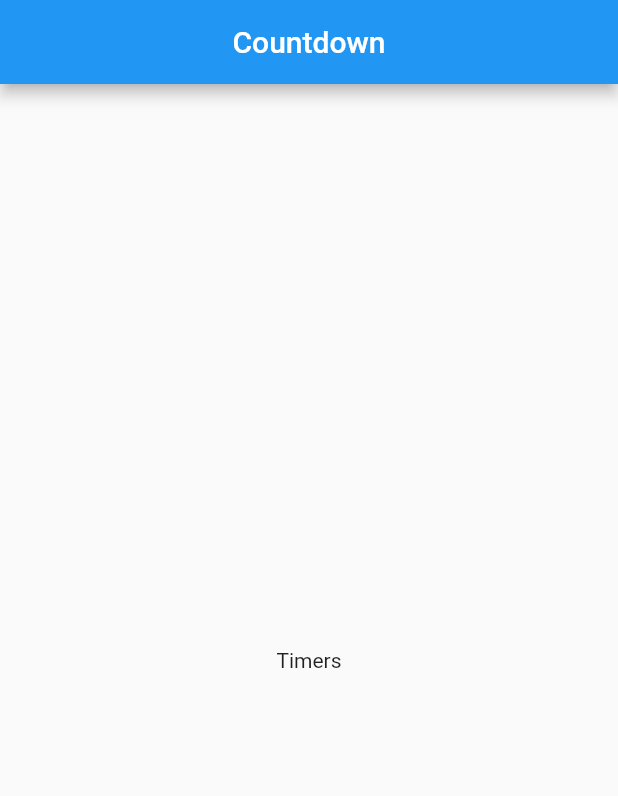
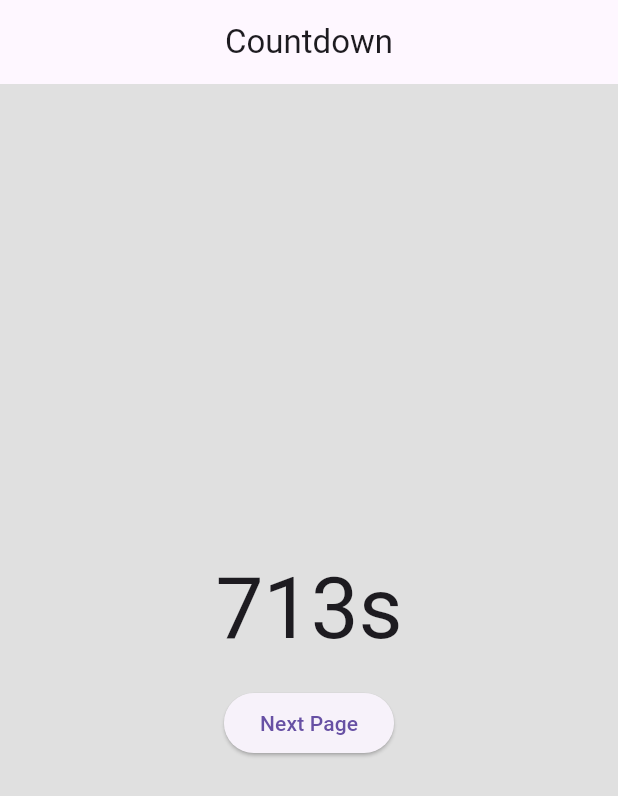
Before and after one commit to Richmond-Nunoo/Flutter-countdown-timer, a Flutter app: the screen it shows after launch, on a phone screen of 412 x 824 dp. Shown: the top 796 px of the screen. Run offline on Flutter 3.47's test engine with Material 2 defaults, Android fonts, the phone set to English and light mode, and no system bars.

Commit message:
countdown timer implemented

```diff
--- a/lib/main.dart
+++ b/lib/main.dart
@@ -11,11 +11,15 @@ class MyApp extends StatelessWidget {
   @override
   Widget build(BuildContext context) {
     return MaterialApp(
+      debugShowCheckedModeBanner: false,
       title: 'Countdown Timers',
       theme: ThemeData(
+        useMaterial3: true,
         primarySwatch: Colors.blue,
       ),
-      home: const HomePage(),
+      home: const HomePage(
+        duration: 720,
+      ),
     );
   }
 }
--- a/lib/view/home_page.dart
+++ b/lib/view/home_page.dart
@@ -1,18 +1,91 @@
+import 'dart:async';
+import 'package:countdown_timer/view/second_page.dart';
 import 'package:flutter/material.dart';
+import 'package:flutter/scheduler.dart';
 
+class HomePage extends StatefulWidget {
+  final int duration;
+  const HomePage({super.key, required this.duration});
 
-class HomePage extends StatelessWidget {
-  const HomePage({super.key});
+  @override
+  State<HomePage> createState() => _HomePageState();
+}
+
+class _HomePageState extends State<HomePage> with WidgetsBindingObserver {
+  late Timer _timer;
+  late int _remainingTime;
+
+  void _startTimer() {
+    _timer = Timer.periodic(const Duration(seconds: 1), (timer) {
+      if (_remainingTime > 0) {
+        setState(() {
+          _remainingTime--;
+        });
+      } else {
+        _stopTimer();
+      }
+    });
+  }
+
+  void _stopTimer() {
+    _timer.cancel();
+  }
+
+  @override
+  void didChangeAppLifecycleState(AppLifecycleState state) {
+    if (state == AppLifecycleState.paused) {
+      _stopTimer();
+    } else if (state == AppLifecycleState.resumed) {
+      _startTimer();
+    }
+    super.didChangeAppLifecycleState(state);
+  }
+
+  @override
+  void initState() {
+    _remainingTime = widget.duration;
+    _startTimer();
+    WidgetsBinding.instance.addObserver(this);
+    super.initState();
+  }
+
+  @override
+  void dispose() {
+    _startTimer();
+    WidgetsBinding.instance.removeObserver(this);
+    super.dispose();
+  }
 
   @override
   Widget build(BuildContext context) {
     return Scaffold(
+      backgroundColor: Colors.grey.shade300,
       appBar: AppBar(
+        elevation: 0,
         title: const Text("Countdown"),
         centerTitle: true,
       ),
-      body: const Center(
-        child: Text("Timers"),
+      body: Center(
+        child: Column(
+          mainAxisAlignment: MainAxisAlignment.center,
+          children: [
+            Text(
+              "${_remainingTime}s",
+              style: Theme.of(context).textTheme.displayLarge,
+            ),
+            const SizedBox(
+              height: 20,
+            ),
+            ElevatedButton(
+                onPressed: () {
+                  Navigator.push(
+                      context,
+                      MaterialPageRoute(
+                          builder: (context) => const SecondPage()));
+                },
+                child: const Text("Next Page"))
+          ],
+        ),
       ),
     );
   }
```
Also changed, not shown: lib/view/second_page.dart (added, +23 -0 lines).
